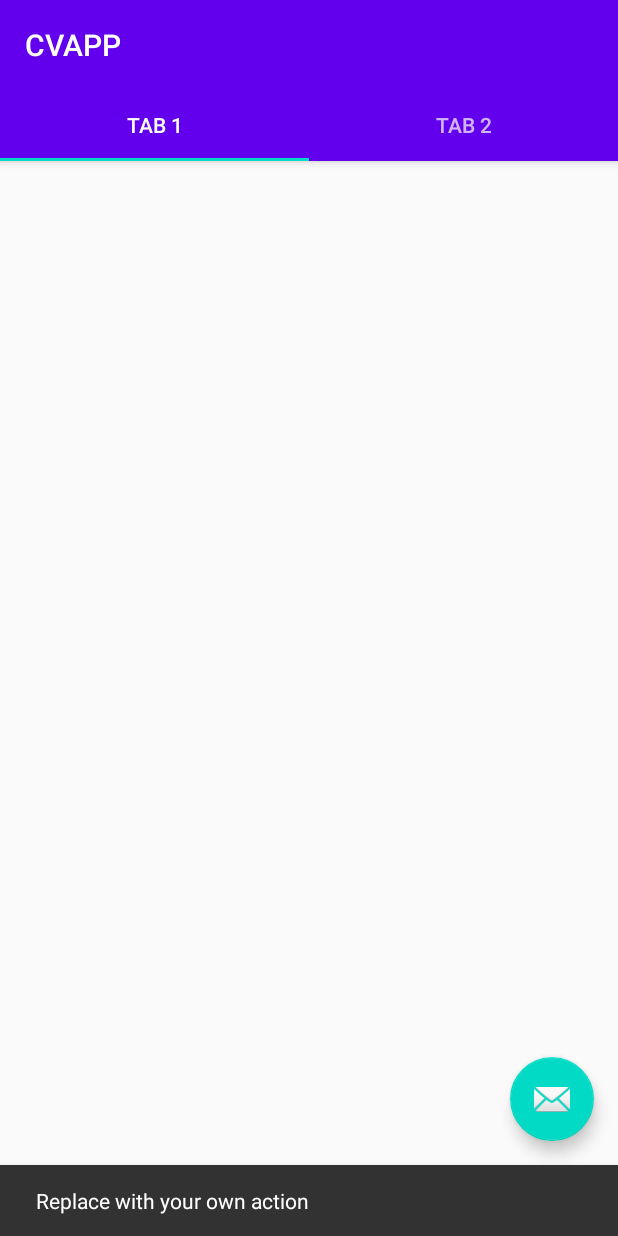
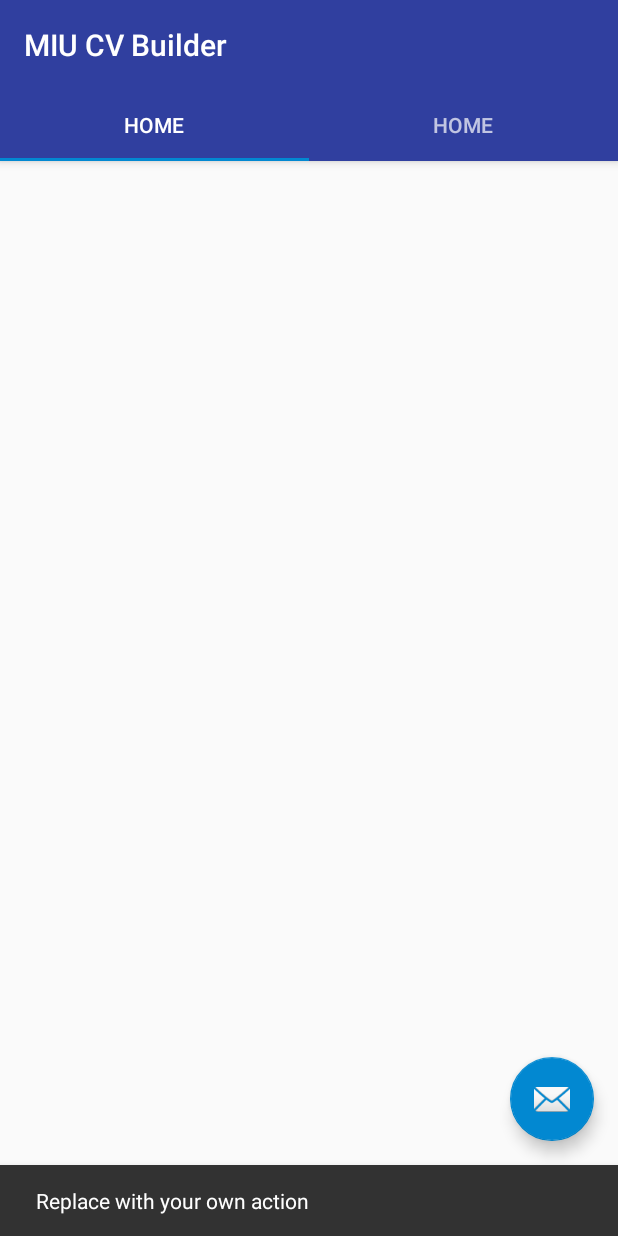
Before and after one commit to MihreteabKidane/Assignment-6, an Android app: the screen it shows after launch (MainActivity), after a tap on an icon or button, on a phone screen of 412 x 824 dp. Run offline under Robolectric (Android 15) with nearby library versions, the light colour scheme and no system bars.

Commit message:
Home Fragment Prepared

```diff
--- a/app/build.gradle
+++ b/app/build.gradle
@@ -32,8 +32,9 @@ dependencies {
     implementation 'com.google.android.material:material:1.2.1'
     implementation 'androidx.constraintlayout:constraintlayout:2.0.1'
     implementation 'androidx.lifecycle:lifecycle-extensions:2.2.0'
+    implementation 'androidx.legacy:legacy-support-v4:1.0.0'
     testImplementation 'junit:junit:4.12'
     androidTestImplementation 'androidx.test.ext:junit:1.1.2'
     androidTestImplementation 'androidx.test.espresso:espresso-core:3.3.0'
-
+    implementation 'de.hdodenhof:circleimageview:3.1.0'
 }
--- /dev/null
+++ b/app/src/main/java/com/example/cvapp/HomeFragment.kt
@@ -0,0 +1,56 @@
+package com.example.cvapp
+
+import android.os.Bundle
+import androidx.fragment.app.Fragment
+import android.view.LayoutInflater
+import android.view.View
+import android.view.ViewGroup
+
+// TODO: Rename parameter arguments, choose names that match
+// the fragment initialization parameters, e.g. ARG_ITEM_NUMBER
+private const val ARG_PARAM1 = "param1"
+
+/**
+ * A simple [Fragment] subclass.
+ * Use the [HomeFragment.newInstance] factory method to
+ * create an instance of this fragment.
+ */
+class HomeFragment : Fragment() {
+    // TODO: Rename and change types of parameters
+    private var param1: String? = null
+    private var param2: String? = null
+
+    override fun onCreate(savedInstanceState: Bundle?) {
+        super.onCreate(savedInstanceState)
+        arguments?.let {
+            param1 = it.getString(ARG_PARAM1)
+        }
+    }
+
+    override fun onCreateView(
+        inflater: LayoutInflater, container: ViewGroup?,
+        savedInstanceState: Bundle?
+    ): View? {
+        // Inflate the layout for this fragment
+        return inflater.inflate(R.layout.fragment_home, container, false)
+    }
+
+    companion object {
+        /**
+         * Use this factory method to create a new instance of
+         * this fragment using the provided parameters.
+         *
+         * @param param1 Parameter 1.
+         * @param param2 Parameter 2.
+         * @return A new instance of fragment HomeFragment.
+         */
+        // TODO: Rename and change types and number of parameters
+        @JvmStatic
+        fun newInstance(param1: String, param2: String) =
+            HomeFragment().apply {
+                arguments = Bundle().apply {
+                    putString(ARG_PARAM1, param1)
+                }
+            }
+    }
+}
--- a/app/src/main/java/com/example/cvapp/ui/main/SectionsPagerAdapter.kt
+++ b/app/src/main/java/com/example/cvapp/ui/main/SectionsPagerAdapter.kt
@@ -4,12 +4,8 @@ import android.content.Context
 import androidx.fragment.app.Fragment
 import androidx.fragment.app.FragmentManager
 import androidx.fragment.app.FragmentPagerAdapter
+import com.example.cvapp.HomeFragment
 import com.example.cvapp.R
-
-private val TAB_TITLES = arrayOf(
-        R.string.tab_text_1,
-        R.string.tab_text_2
-)
 
 /**
  * A [FragmentPagerAdapter] that returns a fragment corresponding to
@@ -21,11 +17,17 @@ class SectionsPagerAdapter(private val context: Context, fm: FragmentManager)
     override fun getItem(position: Int): Fragment {
         // getItem is called to instantiate the fragment for the given page.
         // Return a PlaceholderFragment (defined as a static inner class below).
-        return PlaceholderFragment.newInstance(position + 1)
+        return when(position) {
+            0 -> HomeFragment.newInstance("Home", "param2")
+            else -> HomeFragment.newInstance("Home", "param2")
+        }
     }
 
     override fun getPageTitle(position: Int): CharSequence? {
-        return context.resources.getString(TAB_TITLES[position])
+        return when(position) {
+            0 -> "Home"
+            else -> "Home"
+        }
     }
 
     override fun getCount(): Int {
--- /dev/null
+++ b/app/src/main/res/layout/fragment_home.xml
@@ -0,0 +1,11 @@
+<?xml version="1.0" encoding="utf-8"?>
+<FrameLayout xmlns:android="http://schemas.android.com/apk/res/android"
+    xmlns:app="http://schemas.android.com/apk/res-auto"
+    xmlns:tools="http://schemas.android.com/tools"
+    android:layout_width="match_parent"
+    android:layout_height="match_parent"
+    tools:context=".HomeFragment">
+
+
+
+</FrameLayout>
--- a/app/src/main/res/values/colors.xml
+++ b/app/src/main/res/values/colors.xml
@@ -1,6 +1,6 @@
 <?xml version="1.0" encoding="utf-8"?>
 <resources>
-    <color name="colorPrimary">#6200EE</color>
-    <color name="colorPrimaryDark">#3700B3</color>
-    <color name="colorAccent">#03DAC5</color>
+    <color name="colorPrimary">#303F9F</color>
+    <color name="colorPrimaryDark">#000000</color>
+    <color name="colorAccent">#0288D1</color>
 </resources>
--- a/app/src/main/res/values/strings.xml
+++ b/app/src/main/res/values/strings.xml
@@ -1,5 +1,7 @@
 <resources>
-    <string name="app_name">CVAPP</string>
-    <string name="tab_text_1">Tab 1</string>
+    <string name="app_name">MIU CV Builder</string>
+    <string name="tab_text_1">Home</string>
     <string name="tab_text_2">Tab 2</string>
+    <!-- TODO: Remove or change this placeholder text -->
+    <string name="hello_blank_fragment">Hello blank fragment</string>
 </resources>
```
